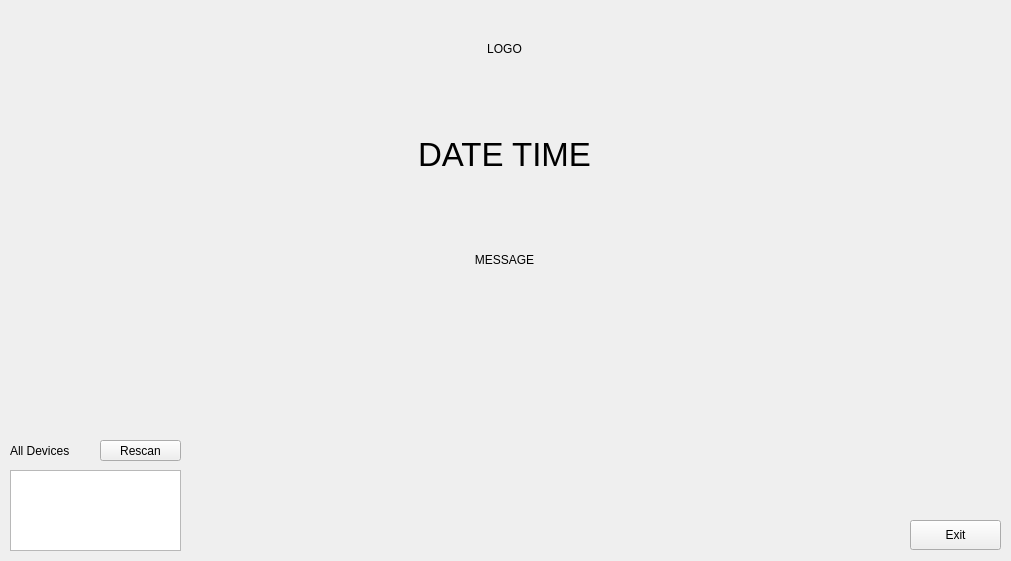
Before: the Qt Designer form standbyscreen.ui in tu787878/timekeeping_qt, drawn with Qt 5.
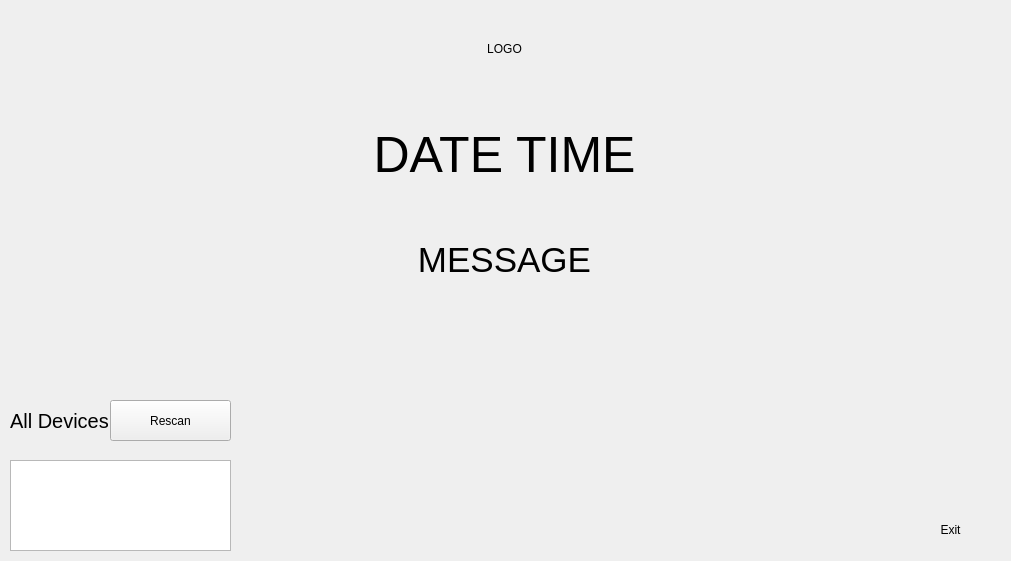
After: the same form once the commit is applied.

Patch:
```diff
--- a/standbyscreen.ui
+++ b/standbyscreen.ui
@@ -19,10 +19,10 @@
   <widget class="QPushButton" name="closeWindow">
    <property name="geometry">
     <rect>
-     <x>910</x>
-     <y>520</y>
-     <width>91</width>
-     <height>30</height>
+     <x>900</x>
+     <y>509</y>
+     <width>101</width>
+     <height>41</height>
     </rect>
    </property>
    <property name="font">
@@ -31,6 +31,11 @@
      <bold>false</bold>
     </font>
    </property>
+   <property name="styleSheet">
+    <string notr="true">background-color: &quot;white&quot;;
+color: &quot;white&quot;;
+border: 0px solid white </string>
+   </property>
    <property name="text">
     <string>Exit</string>
    </property>
@@ -58,7 +63,7 @@
     <item>
      <widget class="QLabel" name="time">
       <property name="styleSheet">
-       <string notr="true">font-size:33px</string>
+       <string notr="true">font-size:50px</string>
       </property>
       <property name="text">
        <string>DATE TIME</string>
@@ -70,6 +75,9 @@
     </item>
     <item>
      <widget class="QLabel" name="message">
+      <property name="styleSheet">
+       <string notr="true">font-size:35px</string>
+      </property>
       <property name="text">
        <string>MESSAGE</string>
       </property>
@@ -84,11 +92,14 @@
    <property name="geometry">
     <rect>
      <x>10</x>
-     <y>440</y>
+     <y>410</y>
      <width>111</width>
      <height>22</height>
     </rect>
    </property>
+   <property name="styleSheet">
+    <string notr="true">font-size:20px</string>
+   </property>
    <property name="text">
     <string>All Devices</string>
    </property>
@@ -96,10 +107,10 @@
   <widget class="QPushButton" name="pushButton">
    <property name="geometry">
     <rect>
-     <x>100</x>
-     <y>440</y>
-     <width>81</width>
-     <height>21</height>
+     <x>110</x>
+     <y>400</y>
+     <width>121</width>
+     <height>41</height>
     </rect>
    </property>
    <property name="text">
@@ -110,9 +121,9 @@
    <property name="geometry">
     <rect>
      <x>10</x>
-     <y>470</y>
-     <width>171</width>
-     <height>81</height>
+     <y>460</y>
+     <width>221</width>
+     <height>91</height>
     </rect>
    </property>
   </widget>
```
Left out of the diff: 2 changed lines with no effect on the pictures.
